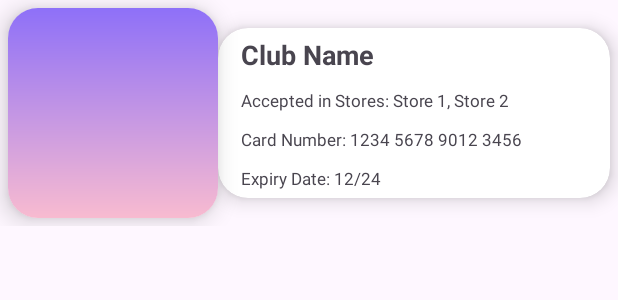
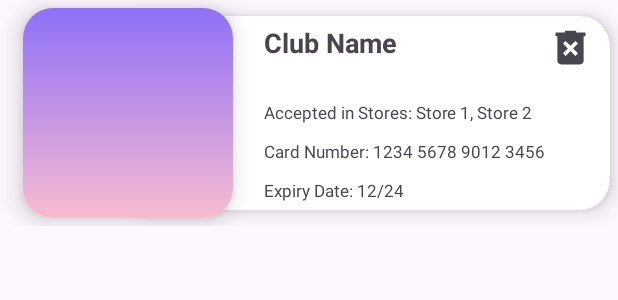
Before and after one commit to yahavLer/2024B_finalProject_YahavLer, an Android app: the layout club_details_item.xml on its own in the app's theme, with its tools: preview values and no code run, on a phone screen of 412 x 824 dp. Shown: the top 300 px of the screen. Run offline under Robolectric (Android 15) with nearby library versions, the phone set to English and light mode, and no system bars.

Commit message:
13.8 17:13 update club UI

```diff
--- /dev/null
+++ b/app/src/main/res/drawable/remove.xml
@@ -0,0 +1,10 @@
+<vector xmlns:android="http://schemas.android.com/apk/res/android"
+    android:width="24dp"
+    android:height="24dp"
+    android:viewportWidth="960"
+    android:viewportHeight="960"
+    android:tint="?attr/colorControlNormal">
+  <path
+      android:fillColor="#7E0606"
+      android:pathData="M376,660L480,556L584,660L640,604L536,500L640,396L584,340L480,444L376,340L320,396L424,500L320,604L376,660ZM280,840Q247,840 223.5,816.5Q200,793 200,760L200,240L160,240L160,160L360,160L360,120L600,120L600,160L800,160L800,240L760,240L760,760Q760,793 736.5,816.5Q713,840 680,840L280,840Z"/>
+</vector>
--- a/app/src/main/res/layout/club_details_item.xml
+++ b/app/src/main/res/layout/club_details_item.xml
@@ -16,7 +16,8 @@
         app:cardCornerRadius="@dimen/poster_corner_radius"
         app:cardElevation="@dimen/poster_elevation"
         app:layout_constraintBottom_toBottomOf="parent"
-        app:layout_constraintStart_toStartOf="parent"
+        app:layout_constraintEnd_toStartOf="@id/club_CARD_data"
+        app:layout_constraintStart_toStartOf="@id/club_CARD_data"
         app:layout_constraintTop_toTopOf="parent">
 
         <com.google.android.material.imageview.ShapeableImageView
@@ -29,23 +30,23 @@
 
     <androidx.cardview.widget.CardView
         android:id="@+id/club_CARD_data"
-        android:layout_width="0dp"
+        android:layout_width="match_parent"
         android:layout_height="wrap_content"
         android:layout_marginVertical="@dimen/data_end_margin"
+        android:layout_marginStart="@dimen/data_start_margin"
         android:layout_marginEnd="@dimen/data_end_margin"
         android:elevation="@dimen/data_elevation"
         app:cardCornerRadius="@dimen/poster_corner_radius"
         app:cardElevation="@dimen/data_elevation"
         app:layout_constraintBottom_toBottomOf="parent"
         app:layout_constraintEnd_toEndOf="parent"
-        app:layout_constraintStart_toEndOf="@+id/cardView"
         app:layout_constraintTop_toTopOf="parent">
 
         <RelativeLayout
-            android:layout_width="265dp"
+            android:layout_width="match_parent"
             android:layout_height="match_parent"
-            android:layout_marginStart="@dimen/poster_elevation"
-            android:layout_marginEnd="@dimen/poster_width">
+            android:layout_marginStart="@dimen/data_start_margin"
+            android:layout_marginEnd="@dimen/data_end_margin">
 
             <com.google.android.material.textview.MaterialTextView
                 android:id="@+id/TV_club_name"
@@ -56,11 +57,22 @@
                 android:layout_marginStart="@dimen/data_end_margin"
                 android:layout_marginTop="@dimen/data_end_margin"
                 android:layout_marginEnd="@dimen/data_end_margin"
-                android:layout_marginBottom="@dimen/data_end_margin"
+                android:layout_toStartOf="@id/remove_club_IMG"
+                android:maxLines="2"
+                android:minLines="2"
                 android:textSize="@dimen/title_text_size"
                 android:textStyle="bold"
                 tools:text="Club Name" />
-
+            <com.google.android.material.imageview.ShapeableImageView
+                android:id="@+id/remove_club_IMG"
+                android:layout_width="@dimen/heart_dimens"
+                android:layout_height="@dimen/heart_dimens"
+                android:layout_alignParentTop="true"
+                android:layout_alignParentEnd="true"
+                android:layout_marginTop="@dimen/heart_margin"
+                android:layout_marginEnd="@dimen/heart_margin"
+                android:scaleType="fitCenter"
+                app:srcCompat="@drawable/remove" />
             <com.google.android.material.textview.MaterialTextView
                 android:id="@+id/TV_club_accepted_stores"
                 android:layout_width="wrap_content"
--- a/app/src/main/res/layout/store_item_object.xml
+++ b/app/src/main/res/layout/store_item_object.xml
@@ -1,5 +1,6 @@
 <?xml version="1.0" encoding="utf-8"?>
-<androidx.constraintlayout.widget.ConstraintLayout xmlns:android="http://schemas.android.com/apk/res/android"
+<androidx.constraintlayout.widget.ConstraintLayout
+    xmlns:android="http://schemas.android.com/apk/res/android"
     xmlns:app="http://schemas.android.com/apk/res-auto"
     xmlns:tools="http://schemas.android.com/tools"
     android:layout_width="match_parent"
```
